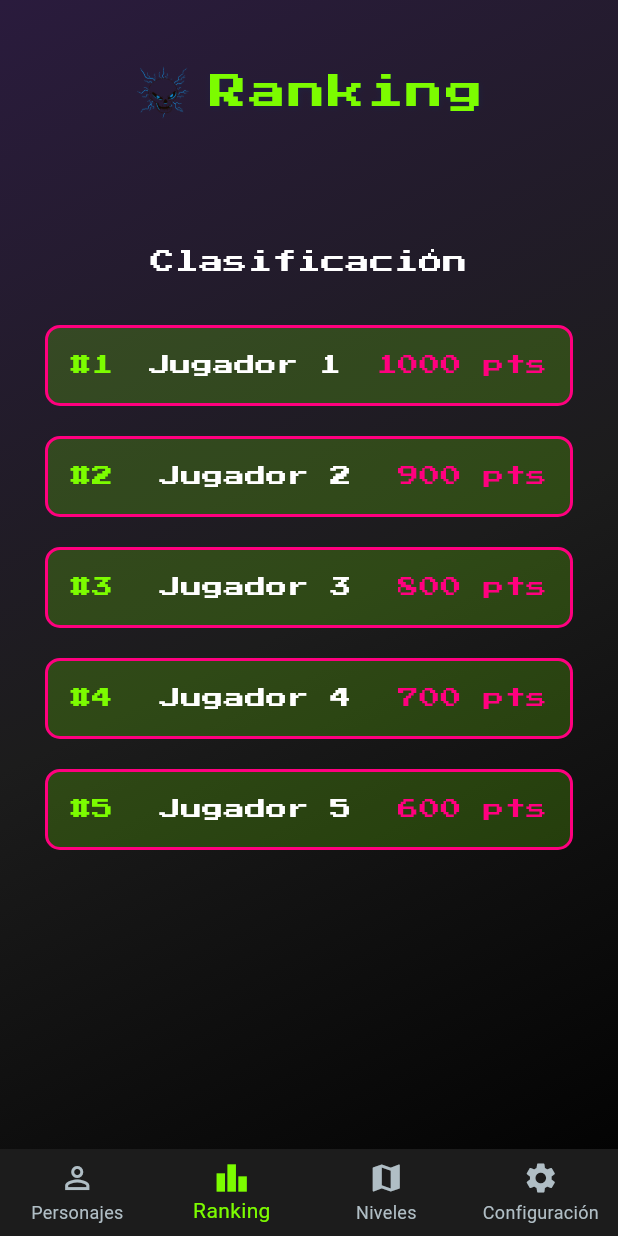
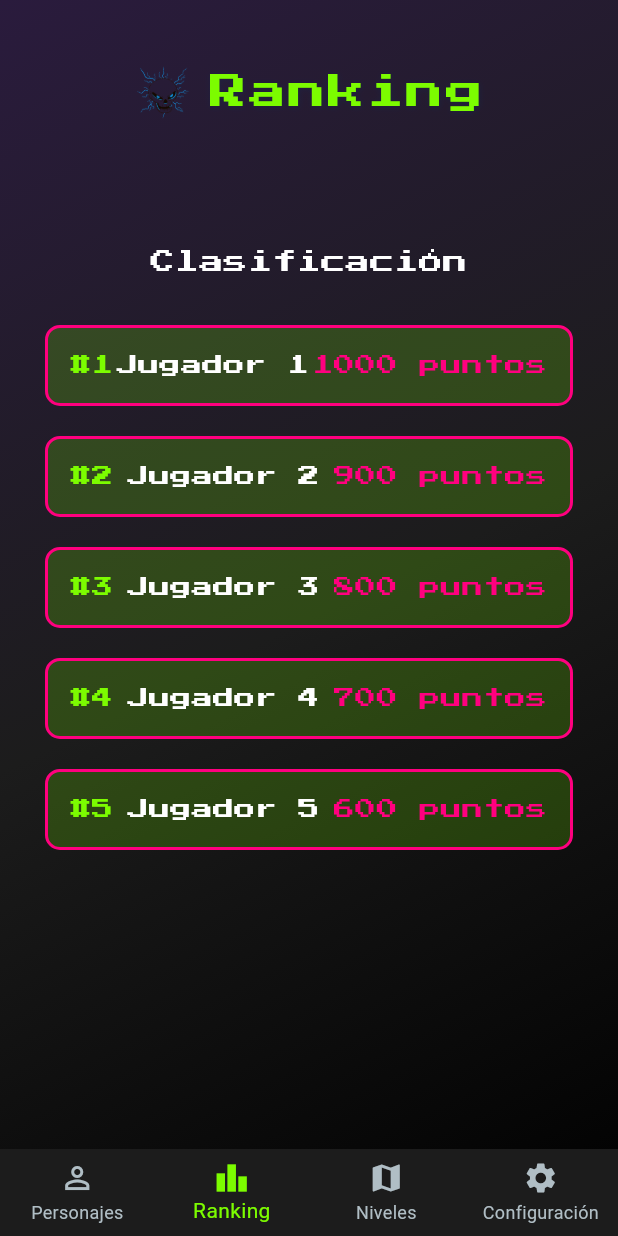
Before and after one commit to mranonymgit/Skull-Maze, a Flutter app: the Rankings screen opened by its route, on a phone screen of 412 x 824 dp. Run offline on Flutter 3.47's test engine with Material 3 defaults, Android fonts, the phone set to English and light mode, and no system bars; our stand-ins replace audioplayers, firebase_auth, firebase_core, flutter_riverpod, go_router, google_fonts and 3 more; missing offline and left inert: flame; accounts and stored records are empty.

Commit message:
Cambio en ranking.dart

```diff
--- a/lib/screens/rankings.dart
+++ b/lib/screens/rankings.dart
@@ -125,7 +125,7 @@ class Rankings extends ConsumerWidget {
                                     ),
                                   ),
                                   Text(
-                                    '${1000 - index * 100} pts',
+                                    '${1000 - index * 100} puntos',
                                     style: GoogleFonts.pressStart2p(
                                       textStyle: TextStyle(
                                         color: Color(0xFFFF007F),
```
